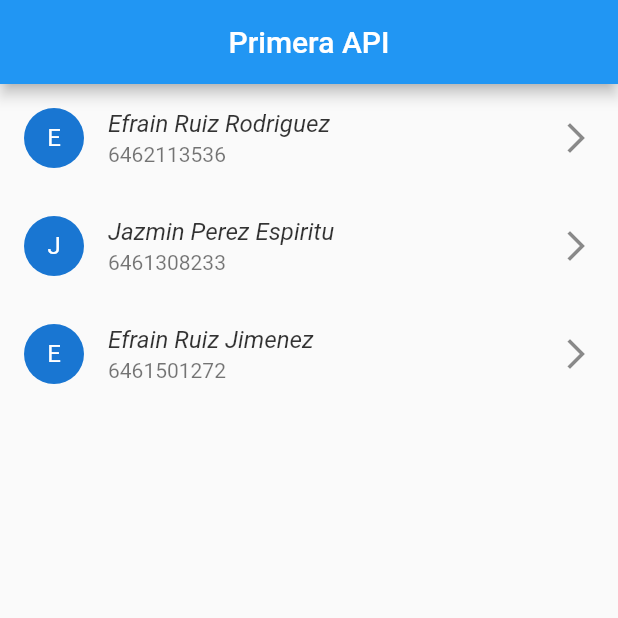
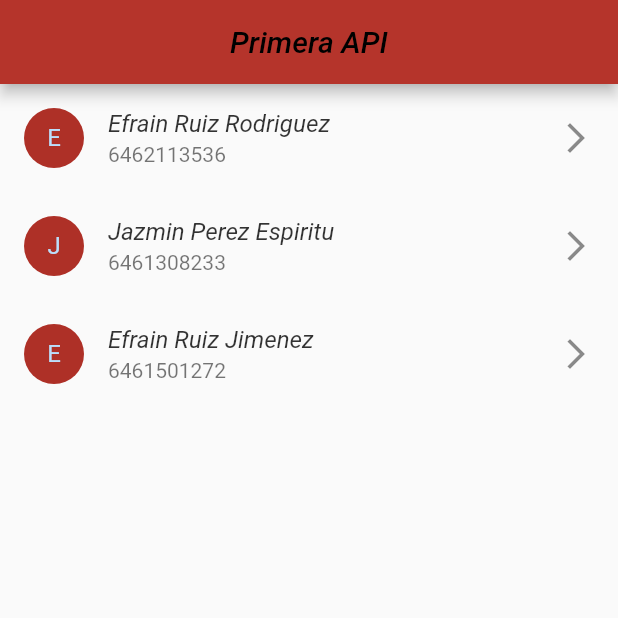
Before and after one commit to rure0208/API, a Flutter app: the screen it shows after launch, on a phone screen of 412 x 824 dp, the top half of it. Run offline on Flutter 3.47's test engine with Material 2 defaults, Android fonts, the phone set to English and light mode, and no system bars.

```diff
--- a/lib/main.dart
+++ b/lib/main.dart
@@ -25,9 +25,14 @@ class _MyAppState extends State<MyApp> {
       debugShowCheckedModeBanner: false,
       home: Scaffold(
           appBar: AppBar(
+            backgroundColor: const Color.fromARGB(255, 181, 52, 43),
             centerTitle: true,
             title: const Text(
               'Primera API',
+              style: TextStyle(
+                color: Colors.black,
+                fontStyle: FontStyle.italic,
+              ),
             ),
           ),
           body: ListView.builder(
@@ -56,6 +61,7 @@ class _MyAppState extends State<MyApp> {
                 ),
                 subtitle: Text(_personas[index].telefono),
                 leading: CircleAvatar(
+                  backgroundColor: const Color.fromARGB(255, 174, 48, 39),
                   child: Text(_personas[index].nombre.substring(0, 1)),
                 ),
                 trailing: const Icon(Icons.arrow_forward_ios),
--- a/lib/ventana2.dart
+++ b/lib/ventana2.dart
@@ -22,9 +22,7 @@ class Ventana2 extends StatelessWidget {
     return Container(
       decoration: const BoxDecoration(
         image: DecorationImage(
-            image: NetworkImage(
-                "https://upload.wikimedia.org/wikipedia/commons/thumb/1/1d/La_leyenda_negra_y_la_verdad_hist%C3%B3rica_1914.djvu/page1-1200px-La_leyenda_negra_y_la_verdad_hist%C3%B3rica_1914.djvu.jpg"),
-            fit: BoxFit.cover),
+            image: AssetImage("assets/images/uno.jpg"), fit: BoxFit.cover),
       ),
       child: Padding(
           padding: const EdgeInsets.symmetric(horizontal: 50, vertical: 100),
```
Also changed, not shown: pubspec.yaml (+3 -4 lines), assets/images/uno.jpg (added).
